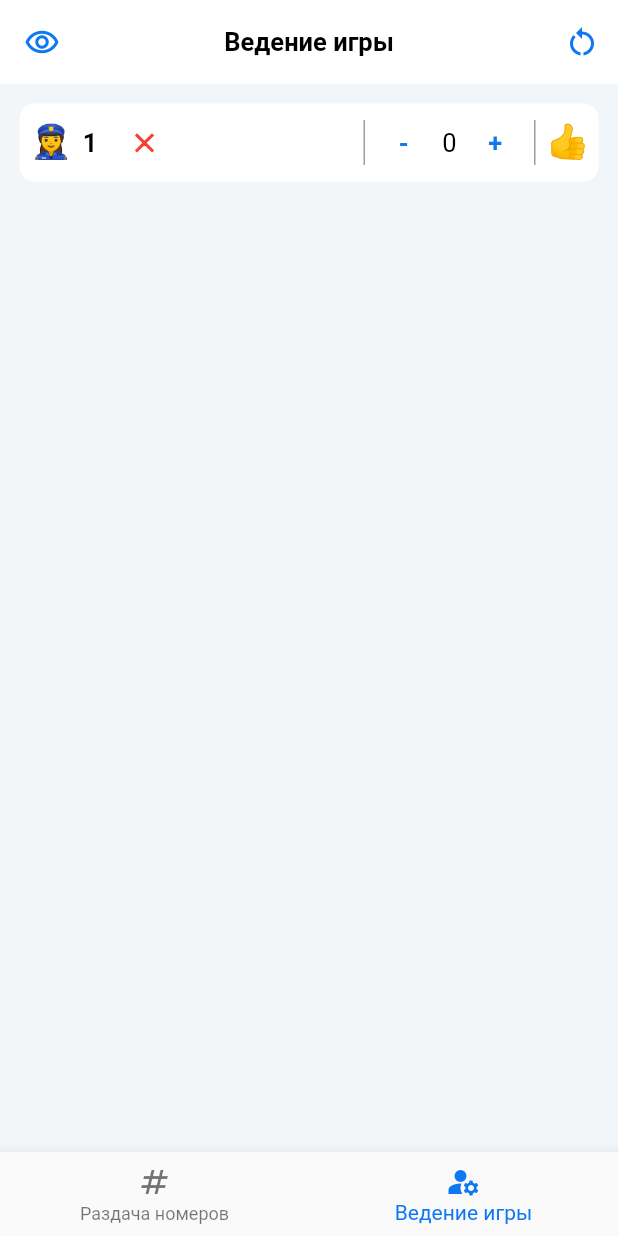
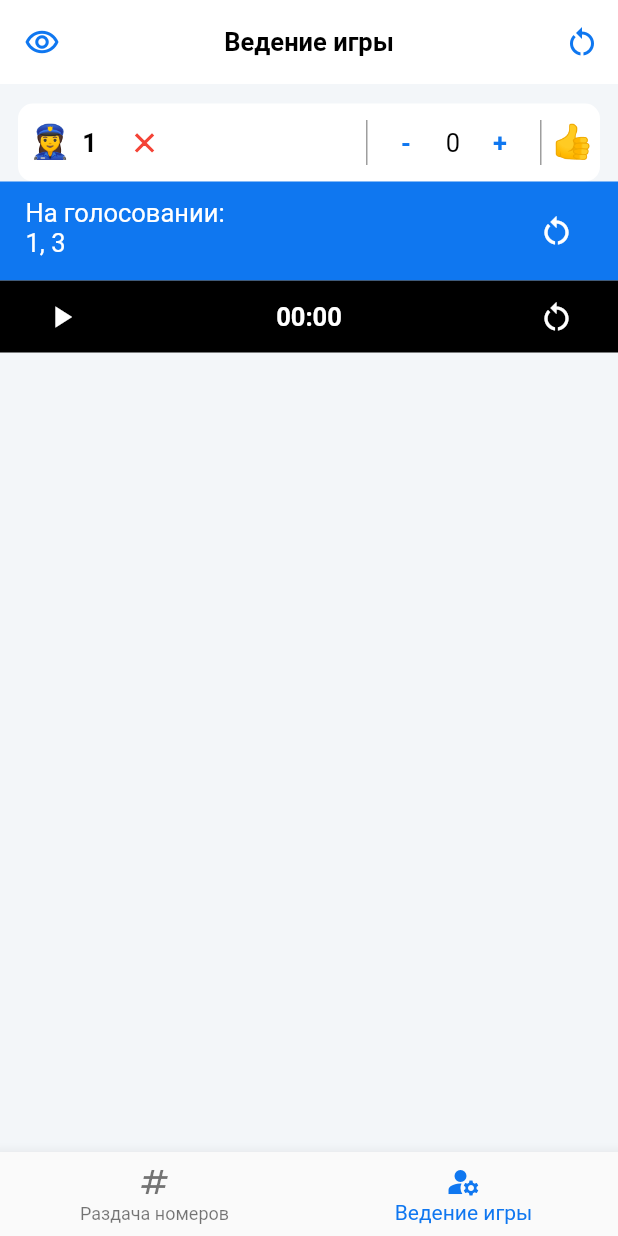
Before and after one commit to Sergey270/beta1, a Flutter app: the screen it shows after launch, item 2 of the bottom bar chosen, on a phone screen of 412 x 824 dp. Run offline on Flutter 3.47's test engine with Material 2 defaults, Android fonts, the phone set to English and light mode, and no system bars.

Commit message:
timer done

```diff
--- a/lib/mafia.dart
+++ b/lib/mafia.dart
@@ -1,6 +1,9 @@
+import 'dart:async';
+
 import 'package:flutter/material.dart';
 
 import 'main_screen_widget.dart';
+import 'timer.dart';
 
 class Mafia extends StatefulWidget {
   const Mafia({Key? key}) : super(key: key);
@@ -90,7 +93,8 @@ class _MafiaState extends State<Mafia> {
                   Navigator.push(
                     context,
                     MaterialPageRoute(
-                        builder: (context) => const MainScreenWidget()),
+                        builder: (context) => const MainScreenWidget()
+                    ),
                   );
                 },
               ),
@@ -104,7 +108,7 @@ class _MafiaState extends State<Mafia> {
                 children: [
                   Padding(
                     padding: const EdgeInsets.only(
-                        top: 13, bottom: 0, left: 13, right: 13),
+                        top: 13, bottom: 0, left: 12, right: 12),
                     child: Column(
                       children: [
                         Container(
@@ -191,7 +195,7 @@ class _MafiaState extends State<Mafia> {
                                               MainAxisAlignment.spaceBetween,
                                           children: [
                                             const SizedBox(
-                                              width: 1,
+                                              width: 0,
                                               child: VerticalDivider(
                                                 thickness: 1,
                                                 indent: 11,
@@ -219,7 +223,7 @@ class _MafiaState extends State<Mafia> {
                                                   fontSize: 17.0,
                                                   color: Color.fromRGBO(
                                                       15, 119, 240, 1),
-                                                  fontWeight: FontWeight.w700,
+                                                  fontWeight: FontWeight.w600,
                                                 ),
                                               ),
                                             ),
@@ -250,15 +254,14 @@ class _MafiaState extends State<Mafia> {
                                                   fontSize: 17.0,
                                                   color: Color.fromRGBO(
                                                       15, 119, 240, 1),
-                                                  fontWeight: FontWeight.w700,
+                                                  fontWeight: FontWeight.w600,
                                                 ),
                                               ),
                                             ),
                                             space
                                                 ? const SizedBox(
-                                                    width: 1,
+                                                    width: 0,
                                                     child: VerticalDivider(
-                                                      // width: 20,
                                                       thickness: 1,
                                                       indent: 11,
                                                       endIndent: 11,
@@ -273,7 +276,7 @@ class _MafiaState extends State<Mafia> {
                               ),
                               deletePlayer
                                   ? Container(
-                                      width: 42,
+                                      width: 40,
                                       color: space
                                           ? Colors.transparent
                                           : const Color.fromRGBO(
@@ -303,7 +306,7 @@ class _MafiaState extends State<Mafia> {
                                       ),
                                     )
                                   : const SizedBox(
-                                      width: 42,
+                                      width: 40,
                                     ),
                               space
                                   ? const SizedBox()
@@ -321,7 +324,7 @@ class _MafiaState extends State<Mafia> {
                                                       .spaceBetween,
                                               children: [
                                                 const SizedBox(
-                                                  width: 1,
+                                                  width: 0,
                                                   child: VerticalDivider(
                                                     // width: 20,
                                                     thickness: 1,
@@ -350,7 +353,7 @@ class _MafiaState extends State<Mafia> {
                                                       fontSize: 17.0,
                                                       color: Colors.white,
                                                       fontWeight:
-                                                          FontWeight.w700,
+                                                          FontWeight.w600,
                                                     ),
                                                   ),
                                                 ),
@@ -381,7 +384,7 @@ class _MafiaState extends State<Mafia> {
                                                       fontSize: 17.0,
                                                       color: Colors.white,
                                                       fontWeight:
-                                                          FontWeight.w700,
+                                                          FontWeight.w600,
                                                     ),
                                                   ),
                                                 ),
@@ -397,6 +400,50 @@ class _MafiaState extends State<Mafia> {
                       ],
                     ),
                   ),
+                  Container(
+                    padding: const EdgeInsets.only(
+                        top: 11, bottom: 11, left: 17, right: 17),
+
+                    height: 66,
+                    width: double.infinity,
+                    color: const Color.fromRGBO(
+                        15, 119, 240, 1),
+                    child: Row(
+
+                      mainAxisAlignment: MainAxisAlignment.spaceBetween,
+                      children: [
+                        Column(
+                          crossAxisAlignment: CrossAxisAlignment.start,
+
+                          children:  const [
+                            Text('На голосовании:', textAlign: TextAlign.left, style: TextStyle(
+                              fontSize: 17.0,
+                              color: Colors.white,
+                            ),
+                            ),
+                            Text('1, 3', textAlign: TextAlign.right, style: TextStyle(
+                              fontSize: 17.0,
+                              color: Colors.white,
+                            ),
+                            ),
+                          ],
+                        ),
+                        IconButton(
+                          icon: const Icon(
+                            Icons.restart_alt,
+                            color: Colors.white,
+                          ),
+                          onPressed: () {
+
+
+                          },
+                        ),
+                      ],
+
+                    ),
+                  ),
+                  const TimerPlayer(),
+
                 ],
               ),
             ),
--- /dev/null
+++ b/lib/timer.dart
@@ -0,0 +1,130 @@
+import 'dart:async';
+
+import 'package:flutter/material.dart';
+
+class TimerPlayer extends StatefulWidget {
+  const TimerPlayer({Key? key}) : super(key: key);
+
+  @override
+  State<TimerPlayer> createState() => _TimerPlayerState();
+}
+
+class _TimerPlayerState extends State<TimerPlayer> {
+  Timer? _timer;
+  bool isStart = false;
+  bool isColorTime = true;
+  late Color colorTimeText;
+  late var timeStr = '';
+  late int _waitTime;
+
+  // int waitTime = 0;
+
+  @override
+  void initState() {
+    super.initState();
+    _waitTime = 0;
+    isStart = false;
+    colorTimeText = Colors.white;
+    _calculationTime();
+  }
+
+  @override
+  void dispose() {
+    super.dispose();
+    _timer?.cancel();
+  }
+
+  void start() {
+    if (_waitTime >= 0) {
+      setState(() {
+        isStart = true;
+      });
+      _timer = Timer.periodic(const Duration(seconds: 1), (timer) {
+        _waitTime++;
+        _calculationTime();
+      });
+    }
+  }
+
+  void restart() {
+    _waitTime = 0;
+    _calculationTime();
+  }
+
+  void pause() {
+    _timer?.cancel();
+    setState(() {
+      isStart = false;
+    });
+  }
+
+  void _calculationTime() {
+    var minuteStr = (_waitTime ~/ 60).toString().padLeft(2, '0');
+    var secondStr = (_waitTime % 60).toString().padLeft(2, '0');
+    setState(() {
+      colorTime();
+      timeStr = '$minuteStr:$secondStr';
+    });
+  }
+
+  void colorTime() {
+    if (_waitTime > 49) {
+      colorTimeText = Colors.red;
+    } else {
+      colorTimeText = Colors.white;
+    }
+  }
+
+  @override
+  Widget build(BuildContext context) {
+    return Container(
+      padding: const EdgeInsets.only(left: 17, right: 17),
+      height: 48,
+      width: double.infinity,
+      color: Colors.black,
+      child: Row(
+        // crossAxisAlignment: CrossAxisAlignment.center,
+
+        mainAxisAlignment: MainAxisAlignment.spaceBetween,
+        children: [
+          isStart
+              ? IconButton(
+                  icon: const Icon(
+                    Icons.pause,
+                    color: Colors.white,
+                  ),
+                  onPressed: () {
+                    pause();
+                  },
+                )
+              : IconButton(
+                  icon: const Icon(
+                    Icons.play_arrow,
+                    color: Colors.white,
+                  ),
+                  onPressed: () {
+                    start();
+                  },
+                ),
+          Text(
+            timeStr,
+            style: TextStyle(
+              color: colorTimeText,
+              fontSize: 17,
+              fontWeight: FontWeight.w600,
+            ),
+          ),
+          IconButton(
+            icon: const Icon(
+              Icons.restart_alt,
+              color: Colors.white,
+            ),
+            onPressed: () {
+              restart();
+            },
+          ),
+        ],
+      ),
+    );
+  }
+}
```
